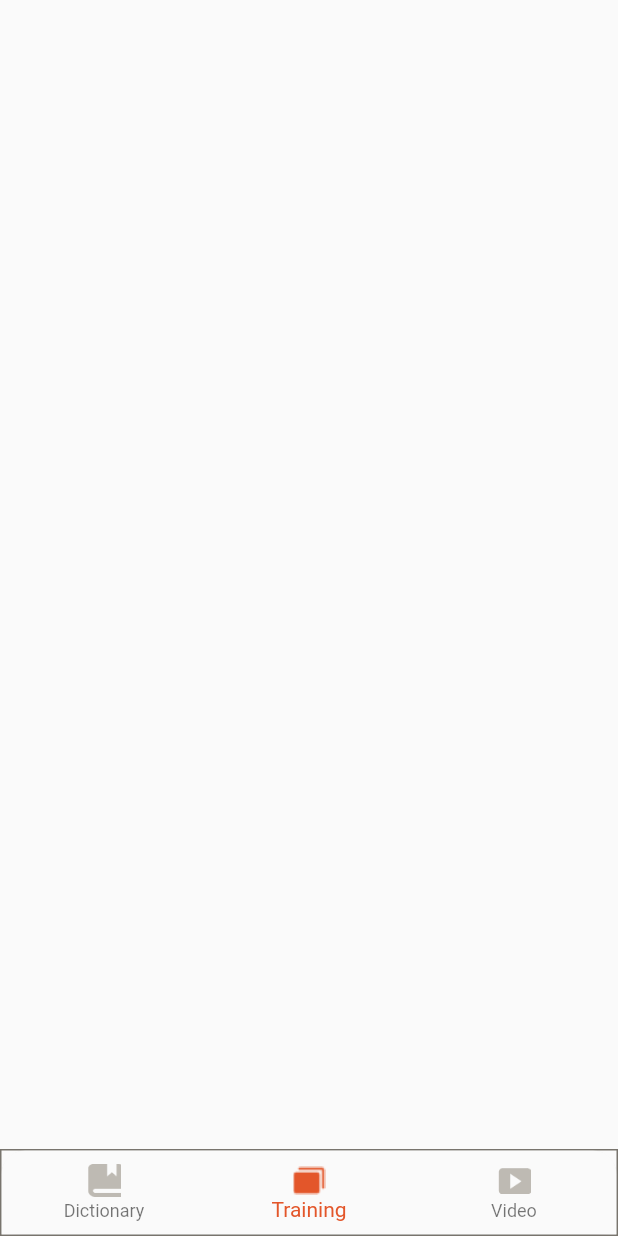
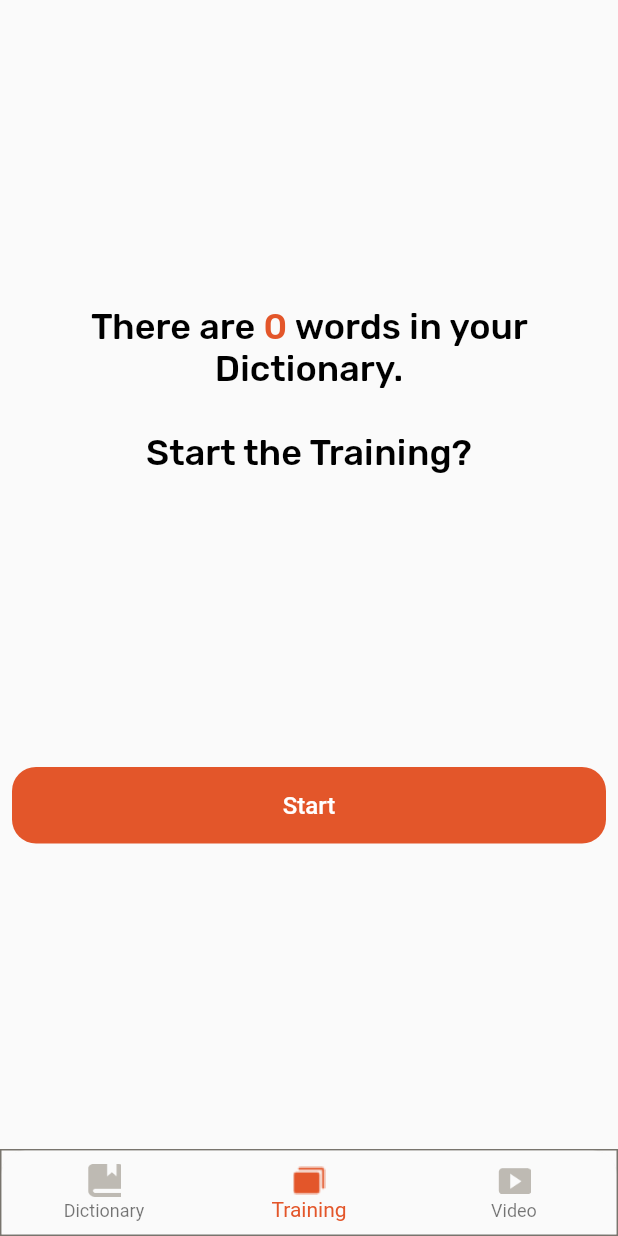
Before and after one commit to alexsvdk/MAD_November_2021, a Flutter app: the MainPage screen opened directly, item 2 of the bottom bar chosen, on a phone screen of 412 x 824 dp. Run offline on Flutter 3.47's test engine with Material 2 defaults, Android fonts, the light colour scheme and no system bars; our stand-ins replace audioplayers, flutter_hooks, hooks_riverpod, shared_preferences, supercharged; missing offline and left inert: flutter_webview_plugin; accounts and stored records are empty.

Commit message:
training page

```diff
--- a/lib/common.dart
+++ b/lib/common.dart
@@ -10,6 +10,7 @@ const kH1TextStyle = TextStyle(
 );
 
 const kH4TextStyle = TextStyle(
+  color: Colors.black,
   fontFamily: 'Rubik',
   fontWeight: FontWeight.w500,
   fontSize: 24,
@@ -31,6 +32,9 @@ final kInputDecoration = InputDecoration(
 
 class KColors {
   static const primary = Color.fromARGB(255, 227, 86, 42);
+  static const error = Color.fromARGB(255, 239, 73, 73);
+  static const waiting = Color.fromARGB(255, 242, 160, 63);
+  static const success = Color.fromARGB(255, 91, 160, 146);
   static const secondary = Color.fromARGB(255, 101, 170, 234);
   static const grey = Color.fromARGB(255, 120, 116, 109);
 }
--- a/lib/main.dart
+++ b/lib/main.dart
@@ -2,6 +2,7 @@ import 'package:flutter/material.dart';
 import 'package:hooks_riverpod/all.dart';
 import 'package:worlds_factory/common.dart';
 import 'package:worlds_factory/pages/launch_page/launch_page.dart';
+import 'package:worlds_factory/pages/main_page/main_page.dart';
 
 void main() {
   runApp(const MyApp());
@@ -21,7 +22,7 @@ class MyApp extends StatelessWidget {
       theme: ThemeData(
         primarySwatch: Colors.blue,
       ),
-      home: const LaunchPage(),
+      home: const MainPage(),
     );
   }
 }
--- a/lib/pages/main_page/main_page.dart
+++ b/lib/pages/main_page/main_page.dart
@@ -2,6 +2,7 @@ import 'package:flutter/material.dart';
 import 'package:flutter_hooks/flutter_hooks.dart';
 import 'package:worlds_factory/common.dart';
 import 'package:worlds_factory/pages/dictionary_screen/discionary_screen.dart';
+import 'package:worlds_factory/pages/questions_screen.dart/view.dart';
 import 'package:worlds_factory/pages/video_screen/video_screen.dart';
 
 class MainPage extends HookWidget {
@@ -9,7 +10,7 @@ class MainPage extends HookWidget {
 
   static const _bodyes = [
     DictionaryScreen(),
-    SizedBox.shrink(),
+    QuestionsScreen(),
     VideoScreen(),
   ];
 
--- /dev/null
+++ b/lib/pages/questions_screen.dart/view.dart
@@ -0,0 +1,94 @@
+import 'dart:async';
+
+import 'package:flutter/material.dart';
+import 'package:flutter_hooks/flutter_hooks.dart';
+import 'package:hooks_riverpod/hooks_riverpod.dart';
+import 'package:worlds_factory/common.dart';
+import 'package:worlds_factory/common/button.dart';
+import 'package:worlds_factory/dao/questions_repository.dart';
+import 'package:worlds_factory/pages/test_page/test_page.dart';
+
+const _colors = [
+  KColors.primary,
+  KColors.error,
+  KColors.waiting,
+  KColors.success,
+  KColors.secondary,
+  KColors.primary,
+  KColors.primary,
+];
+
+class QuestionsScreen extends HookWidget {
+  const QuestionsScreen({Key? key}) : super(key: key);
+
+  @override
+  Widget build(BuildContext context) {
+    final questionsRepo = useProvider(questionsRepositoryProvider);
+    final countdown = useState(6);
+    final animation =
+        useAnimationController(duration: const Duration(seconds: 1));
+
+    void _startAnimation() {
+      countdown.value = 6;
+      Timer.periodic(const Duration(seconds: 1), (timer) {
+        if (countdown.value == 0) {
+          timer.cancel();
+          context.navigate(const TestPage());
+          countdown.value = 6;
+        } else {
+          countdown.value = countdown.value - 1;
+          animation.forward(from: 0);
+        }
+      });
+    }
+
+    return SafeArea(
+      child: Padding(
+        padding: const EdgeInsets.all(8.0),
+        child: Column(
+          mainAxisAlignment: MainAxisAlignment.spaceEvenly,
+          children: [
+            RichText(
+              textAlign: TextAlign.center,
+              text: TextSpan(children: [
+                const TextSpan(text: 'There are ', style: kH4TextStyle),
+                TextSpan(
+                  text: questionsRepo.wordsCount.toString(),
+                  style: kH4TextStyle.copyWith(color: KColors.primary),
+                ),
+                const TextSpan(
+                    text: ' words in your Dictionary. \n\nStart the Training?',
+                    style: kH4TextStyle),
+              ]),
+            ),
+            if (countdown.value > 5)
+              KButton('Start', onClick: _startAnimation)
+            else
+              Stack(
+                alignment: Alignment.center,
+                children: [
+                  AnimatedBuilder(
+                    animation: animation,
+                    builder: (context, _) => SizedBox(
+                      width: 100,
+                      height: 100,
+                      child: CircularProgressIndicator(
+                        value: countdown.value / 5 - animation.value / 5,
+                        color: _colors[countdown.value],
+                        strokeWidth: 8,
+                      ),
+                    ),
+                  ),
+                  Text(
+                    countdown.value > 0 ? countdown.value.toString() : 'GO!',
+                    style:
+                        kH1TextStyle.copyWith(color: _colors[countdown.value]),
+                  ),
+                ],
+              ),
+          ],
+        ),
+      ),
+    );
+  }
+}
--- a/pubspec.yaml
+++ b/pubspec.yaml
@@ -41,6 +41,7 @@ dependencies:
   http: ^0.13.4
   audioplayers: ^0.20.1
   shared_preferences: ^2.0.8
+  supercharged: ^2.1.1
 
 dev_dependencies:
   flutter_test:
```
Also changed, not shown: lib/dao/dao.dart (deleted, +0 -10 lines), lib/dao/questions_repository.dart (added, +90 -0 lines), lib/pages/dictionary_screen/controller.dart (+10 -3 lines), lib/pages/test_page/test_page.dart (added, +10 -0 lines), pubspec.lock.
